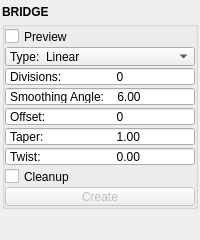
Old version of the form mayatk/edit_utils/bridge.ui in the repository m3trik/mayatk.
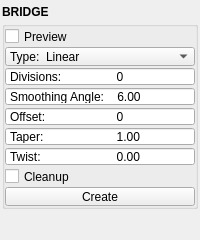
New version of the form. Custom widgets are drawn as their Qt base class.

Diff of the .ui file:
```diff
--- a/mayatk/edit_utils/bridge.ui
+++ b/mayatk/edit_utils/bridge.ui
@@ -19,7 +19,7 @@
   <property name="dockOptions">
    <set>QMainWindow::AllowNestedDocks|QMainWindow::AllowTabbedDocks|QMainWindow::AnimatedDocks|QMainWindow::ForceTabbedDocks</set>
   </property>
-  <property name="bnabled" stdset="0">
+  <property name="enabled" stdset="0">
    <bool>true</bool>
   </property>
   <widget class="QWidget" name="central_widget">
@@ -223,7 +223,7 @@
              <property name="flat">
               <bool>false</bool>
              </property>
-             <property name="bnabled" stdset="0">
+             <property name="enabled" stdset="0">
               <bool>true</bool>
              </property>
             </widget>
```
Left out of the diff: 20 changed lines with no effect on the pictures.
